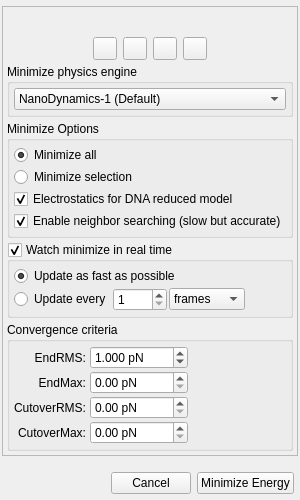
This is cad/src/commands/MinimizeEnergy/MinimizeEnergyPropDialog.ui in kanzure/nanoengineer as Qt 5 draws it before an edit. The edited form follows.
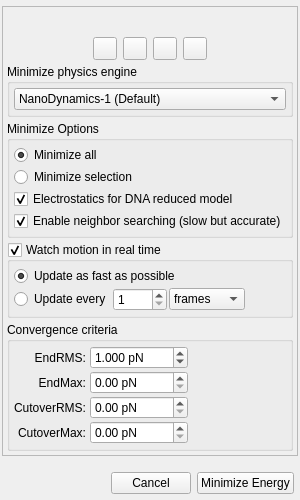
This is the edited form. Icons and pictures are not drawn.

Commit message: Renamed watch_minimize_groupbox to watch_motion_groupbox for consistency.

```diff
--- a/cad/src/commands/MinimizeEnergy/MinimizeEnergyPropDialog.ui
+++ b/cad/src/commands/MinimizeEnergy/MinimizeEnergyPropDialog.ui
@@ -78,7 +78,7 @@
       <item row="4" column="0" >
        <widget class="QGroupBox" name="watch_minimize_groupbox" >
         <property name="title" >
-         <string>Watch minimize in real time</string>
+         <string>Watch motion in real time</string>
         </property>
         <property name="checkable" >
          <bool>true</bool>
```
Left out of the diff: 2 changed lines with no effect on the pictures. The commit also changes 3 other files.
